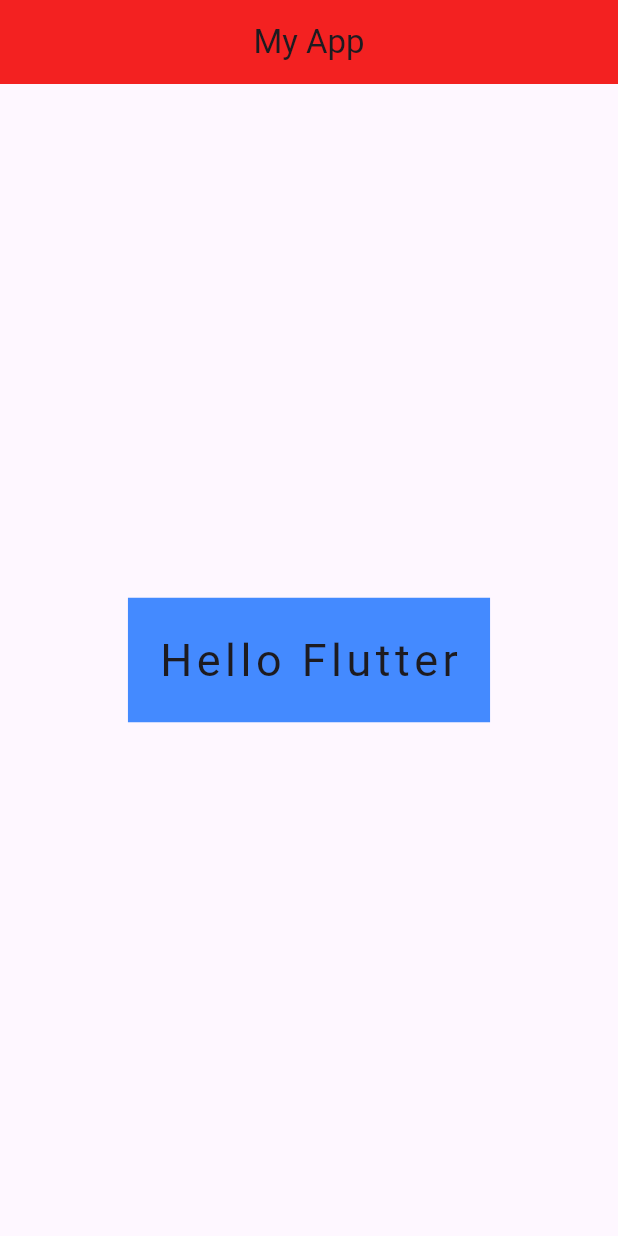
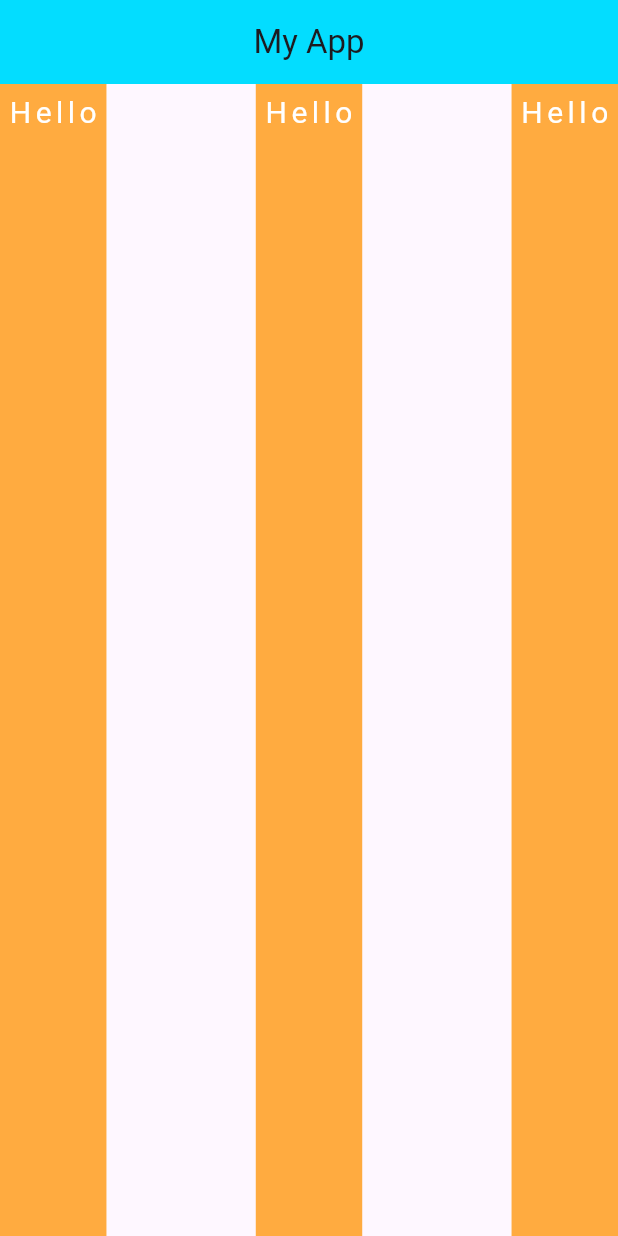
Before and after one commit to Watcharapol041/learn_flutter_67, a Flutter app: the screen it shows after launch, on a phone screen of 412 x 824 dp. Run offline on Flutter 3.47's test engine with Material 3 defaults, Android fonts, the phone set to English and light mode, and no system bars.

Commit message:
Step 5 : container, column, main axis, cross axis

```diff
--- a/lib/main.dart
+++ b/lib/main.dart
@@ -30,7 +30,7 @@
       home: Scaffold(
         appBar: AppBar(
           title: Text("My App"),
-          backgroundColor: const Color.fromARGB(255, 243, 33, 33),
+          backgroundColor: const Color.fromARGB(255, 3, 221, 255),
           centerTitle: true,
         ),
         body: Home(),
--- a/lib/screen/home.dart
+++ b/lib/screen/home.dart
@@ -4,18 +4,107 @@ import 'package:flutter/material.dart';
 class Home extends StatelessWidget {
   const Home({super.key});
 
+  // Step 5 : container, column, main axis, cross axis
   @override
   Widget build(BuildContext context) {
-    return Center(
-      child: Container(
-        color: Colors.blueAccent,
-        margin: EdgeInsets.symmetric(horizontal: 20, vertical: 30),
-        padding: EdgeInsets.all(20),
-        child: Text(
-          "Hello Flutter",
-          style: TextStyle(fontSize: 30, letterSpacing: 3),
+    // return Column(
+    //   //mainAxisAlignment: MainAxisAlignment.start,
+    //   //mainAxisAlignment: MainAxisAlignment.center,
+    //   //mainAxisAlignment: MainAxisAlignment.end,
+    //   //mainAxisAlignment: MainAxisAlignment.spaceBetween,
+    //   //mainAxisAlignment: MainAxisAlignment.spaceAround,
+    //   //mainAxisAlignment: MainAxisAlignment.spaceEvenly,
+
+    //   mainAxisAlignment: MainAxisAlignment.spaceBetween,
+    //   crossAxisAlignment: CrossAxisAlignment.stretch,
+
+    //   children: [
+    //     Container(
+    //       color: Colors.orangeAccent,
+    //       padding: EdgeInsets.symmetric(horizontal: 5, vertical: 5),
+    //       child: Text(
+    //         "Hello Flutter",
+    //         style: TextStyle(
+    //           fontSize: 20,
+    //           letterSpacing: 3,
+    //           color: Colors.white,
+    //         ),
+    //       ),
+    //     ),
+    //     Container(
+    //       color: Colors.orangeAccent,
+    //       padding: EdgeInsets.symmetric(horizontal: 5, vertical: 5),
+    //       child: Text(
+    //         "Hello Flutter",
+    //         style: TextStyle(
+    //           fontSize: 20,
+    //           letterSpacing: 3,
+    //           color: Colors.white,
+    //         ),
+    //       ),
+    //     ),
+    //     Container(
+    //       color: Colors.orangeAccent,
+    //       padding: EdgeInsets.symmetric(horizontal: 5, vertical: 5),
+    //       child: Text(
+    //         "Hello Flutter",
+    //         style: TextStyle(
+    //           fontSize: 20,
+    //           letterSpacing: 3,
+    //           color: Colors.white,
+    //         ),
+    //       ),
+    //     ),
+    //   ],
+    // );
+
+    return Row(
+      //mainAxisAlignment: MainAxisAlignment.start,
+      //mainAxisAlignment: MainAxisAlignment.center,
+      //mainAxisAlignment: MainAxisAlignment.end,
+      //mainAxisAlignment: MainAxisAlignment.spaceBetween,
+      //mainAxisAlignment: MainAxisAlignment.spaceAround,
+      mainAxisAlignment: MainAxisAlignment.spaceBetween,
+      crossAxisAlignment: CrossAxisAlignment.stretch,
+
+      children: [
+        Container(
+          color: Colors.orangeAccent,
+          padding: EdgeInsets.symmetric(horizontal: 5, vertical: 5),
+          child: Text(
+            "Hello",
+            style: TextStyle(
+              fontSize: 20,
+              letterSpacing: 3,
+              color: Colors.white,
+            ),
+          ),
         ),
-      ),
+        Container(
+          color: Colors.orangeAccent,
+          padding: EdgeInsets.symmetric(horizontal: 5, vertical: 5),
+          child: Text(
+            "Hello",
+            style: TextStyle(
+              fontSize: 20,
+              letterSpacing: 3,
+              color: Colors.white,
+            ),
+          ),
+        ),
+        Container(
+          color: Colors.orangeAccent,
+          padding: EdgeInsets.symmetric(horizontal: 5, vertical: 5),
+          child: Text(
+            "Hello",
+            style: TextStyle(
+              fontSize: 20,
+              letterSpacing: 3,
+              color: Colors.white,
+            ),
+          ),
+        ),
+      ],
     );
   }
 }
```
